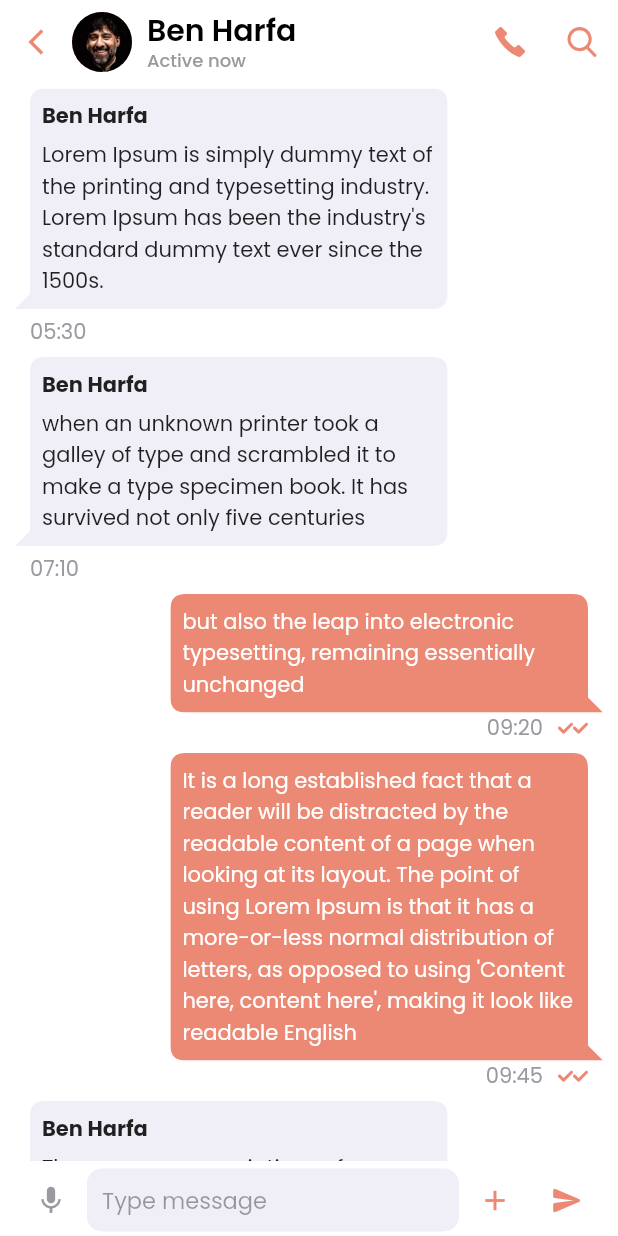
After one commit to BenjaminMahmic/Chat-App-UI, a Flutter app: the screen it shows after launch, after a tap on "Miranda Jones", on a phone screen of 412 x 824 dp. The commit adds this screen. Run offline on Flutter 3.47's test engine with Material 2 defaults, Android fonts, the phone set to English and light mode, and no system bars; our stand-ins replace flutter_svg, google_fonts.

Commit message:
chat screen

```diff
--- a/lib/dummy_data.dart
+++ b/lib/dummy_data.dart
@@ -1,4 +1,5 @@
 import 'package:message_app_ui/models/chat_list_messages_model.dart';
+import 'package:message_app_ui/models/message_model.dart';
 import 'package:message_app_ui/models/story_model.dart';
 
 import 'models/friend_list_model.dart';
@@ -105,6 +106,7 @@ class AppDummyData {
         const Duration(minutes: 35),
       ),
       newMessages: 1,
+      isUserActive: false,
     ),
     ChatListMessagesModel(
       userPhotoUrl: 'assets/pictures/profile_photo_4.jpg',
@@ -113,6 +115,7 @@ class AppDummyData {
       messageTime: DateTime.now().subtract(
         const Duration(hours: 2),
       ),
+      isUserActive: true,
     ),
     ChatListMessagesModel(
       userPhotoUrl: 'assets/pictures/profile_photo_2.jpg',
@@ -121,6 +124,7 @@ class AppDummyData {
       messageTime: DateTime.now().subtract(
         const Duration(hours: 3, minutes: 15),
       ),
+      isUserActive: true,
     ),
     ChatListMessagesModel(
       userPhotoUrl: 'assets/pictures/profile_photo_3.jpg',
@@ -129,6 +133,65 @@ class AppDummyData {
       messageTime: DateTime.now().subtract(
         const Duration(hours: 6, minutes: 2),
       ),
+      isUserActive: false,
+    ),
+  ];
+
+  static List<MessageModel> messages = [
+    MessageModel(
+      userName: 'Ben Harfa',
+      message:
+          'Lorem Ipsum is simply dummy text of the printing and typesetting industry. Lorem Ipsum has been the industry\'s standard dummy text ever since the 1500s.',
+      messageTime: DateTime.now().subtract(
+        const Duration(hours: 5),
+      ),
+      commingMessage: true,
+    ),
+    MessageModel(
+      userName: 'Ben Harfa',
+      message:
+          'when an unknown printer took a galley of type and scrambled it to make a type specimen book. It has survived not only five centuries',
+      messageTime: DateTime.now().subtract(
+        const Duration(hours: 3, minutes: 20),
+      ),
+      commingMessage: true,
+    ),
+    MessageModel(
+      userName: 'Ben Harfa',
+      message:
+          'but also the leap into electronic typesetting, remaining essentially unchanged',
+      messageTime: DateTime.now().subtract(
+        const Duration(hours: 1, minutes: 10),
+      ),
+      commingMessage: false,
+      isMessageReaded: true,
+    ),
+    MessageModel(
+      userName: 'Ben Harfa',
+      message:
+          'It is a long established fact that a reader will be distracted by the readable content of a page when looking at its layout. The point of using Lorem Ipsum is that it has a more-or-less normal distribution of letters, as opposed to using \'Content here, content here\', making it look like readable English',
+      messageTime: DateTime.now().subtract(
+        const Duration(minutes: 45),
+      ),
+      commingMessage: false,
+      isMessageReaded: true,
+    ),
+    MessageModel(
+      userName: 'Ben Harfa',
+      message:
+          'There are many variations of passages of Lorem Ipsum available, but the majority have suffered alteration in some form',
+      messageTime: DateTime.now().subtract(
+        const Duration(minutes: 31),
+      ),
+      commingMessage: true,
+    ),
+    MessageModel(
+      userName: 'Ben Harfa',
+      message: 'Ok 😀',
+      messageTime: DateTime.now().subtract(
+        const Duration(minutes: 45),
+      ),
+      commingMessage: false,
     ),
   ];
 }
--- a/lib/models/chat_list_messages_model.dart
+++ b/lib/models/chat_list_messages_model.dart
@@ -4,6 +4,7 @@ class ChatListMessagesModel {
   final String message;
   final DateTime messageTime;
   final int newMessages;
+  final bool isUserActive;
 
   ChatListMessagesModel({
     required this.userPhotoUrl,
@@ -11,5 +12,6 @@ class ChatListMessagesModel {
     required this.message,
     required this.messageTime,
     this.newMessages = 0,
+    this.isUserActive = false,
   });
 }
--- /dev/null
+++ b/lib/models/message_model.dart
@@ -0,0 +1,15 @@
+class MessageModel {
+  final String userName;
+  final String message;
+  final DateTime messageTime;
+  final bool commingMessage;
+  final bool isMessageReaded;
+
+  MessageModel({
+    required this.userName,
+    required this.message,
+    required this.messageTime,
+    required this.commingMessage,
+    this.isMessageReaded = false,
+  });
+}
--- /dev/null
+++ b/lib/screens/chat_screen/chat_screen.dart
@@ -0,0 +1,165 @@
+import 'package:flutter/material.dart';
+import 'package:flutter_svg/flutter_svg.dart';
+import 'package:message_app_ui/app/app_constatns.dart';
+import 'package:message_app_ui/dummy_data.dart';
+import 'package:message_app_ui/screens/chat_screen/components/comming_message_buble.dart';
+import 'package:message_app_ui/screens/chat_screen/components/message_buble.dart';
+
+class ChatScreen extends StatelessWidget {
+  const ChatScreen({Key? key}) : super(key: key);
+
+  @override
+  Widget build(BuildContext context) {
+    return Scaffold(
+      appBar: _appBar(context),
+      body: Padding(
+        padding: const EdgeInsets.symmetric(horizontal: 10),
+        child: Column(
+          children: [
+            Expanded(
+              child: ListView.builder(
+                itemCount: AppDummyData.messages.length,
+                itemBuilder: (ctx, i) {
+                  if (AppDummyData.messages[i].commingMessage) {
+                    return CommingMessageBuble(
+                      messageModel: AppDummyData.messages[i],
+                    );
+                  } else {
+                    return MessageBuble(
+                      messageModel: AppDummyData.messages[i],
+                    );
+                  }
+                },
+                reverse: false,
+              ),
+            ),
+            SizedBox(
+              height: 50,
+              width: double.infinity,
+              child: Padding(
+                padding: const EdgeInsets.only(top: 5, bottom: 3),
+                child: Row(
+                  children: [
+                    IconButton(
+                      onPressed: () {},
+                      icon: const Icon(
+                        Icons.mic,
+                        color: AppColors.grey,
+                        size: 22,
+                      ),
+                    ),
+                    Expanded(
+                      child: TextField(
+                        decoration: InputDecoration(
+                          hintText: 'Type message',
+                          hintStyle: const TextStyle(
+                            color: Colors.black38,
+                            fontSize: 15,
+                          ),
+                          contentPadding:
+                              const EdgeInsets.fromLTRB(10, 10, 5, 5),
+                          fillColor: AppColors.darkWhite,
+                          filled: true,
+                          border: OutlineInputBorder(
+                            borderRadius: BorderRadius.circular(10),
+                            borderSide: BorderSide.none,
+                          ),
+                        ),
+                        maxLines: 1,
+                      ),
+                    ),
+                    IconButton(
+                      onPressed: () {},
+                      icon: const Icon(
+                        Icons.add,
+                        color: AppColors.rose,
+                        size: 22,
+                      ),
+                    ),
+                    IconButton(
+                      onPressed: () {},
+                      icon: const Icon(
+                        Icons.send_rounded,
+                        color: AppColors.rose,
+                        size: 22,
+                      ),
+                    ),
+                  ],
+                ),
+              ),
+            ),
+          ],
+        ),
+      ),
+    );
+  }
+
+  AppBar _appBar(BuildContext context) {
+    return AppBar(
+      automaticallyImplyLeading: false,
+      backgroundColor: Colors.white,
+      elevation: 0,
+      titleSpacing: 0,
+      title: Row(
+        children: [
+          IconButton(
+            onPressed: () => Navigator.of(context).pop(),
+            icon: const Icon(
+              Icons.arrow_back_ios_new_outlined,
+              color: AppColors.rose,
+              size: 20,
+            ),
+          ),
+          const CircleAvatar(
+            backgroundColor: AppColors.rose,
+            backgroundImage: AssetImage('assets/pictures/profile_photo_4.jpg'),
+          ),
+          const SizedBox(width: 10),
+          Column(
+            crossAxisAlignment: CrossAxisAlignment.start,
+            mainAxisAlignment: MainAxisAlignment.center,
+            children: const [
+              Text(
+                'Ben Harfa',
+                style: TextStyle(
+                    color: Colors.black,
+                    fontWeight: FontWeight.w600,
+                    height: 1.3),
+              ),
+              Text(
+                'Active now',
+                style: TextStyle(
+                  color: AppColors.grey,
+                  fontSize: 12,
+                  height: 1.1,
+                ),
+              ),
+            ],
+          ),
+        ],
+      ),
+      actions: [
+        IconButton(
+          // ignore: avoid_print
+          onPressed: () => print('Call'),
+          icon: SvgPicture.asset(
+            'assets/svg/phone_call.svg',
+            height: 20,
+            width: 20,
+            color: AppColors.rose,
+          ),
+        ),
+        IconButton(
+          // ignore: avoid_print
+          onPressed: () => print('Search'),
+          icon: SvgPicture.asset(
+            'assets/svg/search.svg',
+            height: 20,
+            width: 20,
+            color: AppColors.rose,
+          ),
+        ),
+      ],
+    );
+  }
+}
--- /dev/null
+++ b/lib/screens/chat_screen/components/comming_message_buble.dart
@@ -0,0 +1,85 @@
+import 'package:flutter/material.dart';
+import 'package:intl/intl.dart';
+import 'package:message_app_ui/models/message_model.dart';
+
+import '../../../app/app_constatns.dart';
+
+class CommingMessageBuble extends StatelessWidget {
+  final MessageModel messageModel;
+
+  const CommingMessageBuble({
+    Key? key,
+    required this.messageModel,
+  }) : super(key: key);
+
+  @override
+  Widget build(BuildContext context) {
+    return Padding(
+      padding: const EdgeInsets.symmetric(vertical: 3),
+      child: Align(
+        alignment: Alignment.centerLeft,
+        child: Column(
+          crossAxisAlignment: CrossAxisAlignment.start,
+          children: [
+            ClipPath(
+              clipper: CommingMessageClipper(),
+              child: Container(
+                padding: const EdgeInsets.fromLTRB(18, 8, 8, 8),
+                constraints: BoxConstraints(
+                  maxWidth: MediaQuery.of(context).size.width * .7,
+                ),
+                color: AppColors.darkWhite,
+                child: Column(
+                  crossAxisAlignment: CrossAxisAlignment.start,
+                  children: [
+                    Text(
+                      messageModel.userName,
+                      style: const TextStyle(fontWeight: FontWeight.bold),
+                    ),
+                    const SizedBox(height: 5),
+                    Text(messageModel.message),
+                  ],
+                ),
+              ),
+            ),
+            const SizedBox(height: 5),
+            Padding(
+              padding: const EdgeInsets.only(left: 10),
+              child: Text(
+                DateFormat('HH:mm').format(messageModel.messageTime),
+                style: const TextStyle(color: AppColors.grey),
+              ),
+            ),
+          ],
+        ),
+      ),
+    );
+  }
+}
+
+class CommingMessageClipper extends CustomClipper<Path> {
+  @override
+  Path getClip(Size size) {
+    Path path = Path()..moveTo(10, 0);
+
+    path.lineTo(size.width - 10, 0);
+    path.quadraticBezierTo(size.width, 0, size.width, 10);
+
+    path.lineTo(size.width, size.height - 10);
+    path.quadraticBezierTo(
+        size.width, size.height, size.width - 10, size.height);
+
+    path.lineTo(0, size.height);
+    path.lineTo(10, size.height - 10);
+
+    path.lineTo(10, 10);
+    path.quadraticBezierTo(10, 0, 20, 0);
+
+    return path;
+  }
+
+  @override
+  bool shouldReclip(covariant CustomClipper<Path> oldClipper) {
+    return true;
+  }
+}
--- /dev/null
+++ b/lib/screens/chat_screen/components/message_buble.dart
@@ -0,0 +1,104 @@
+import 'package:flutter/material.dart';
+import 'package:flutter_svg/flutter_svg.dart';
+import 'package:intl/intl.dart';
+import 'package:message_app_ui/models/message_model.dart';
+
+import '../../../app/app_constatns.dart';
+
+class MessageBuble extends StatelessWidget {
+  final MessageModel messageModel;
+
+  const MessageBuble({
+    Key? key,
+    required this.messageModel,
+  }) : super(key: key);
+
+  @override
+  Widget build(BuildContext context) {
+    return Padding(
+      padding: const EdgeInsets.symmetric(vertical: 3),
+      child: Align(
+        alignment: Alignment.centerRight,
+        child: Column(
+          crossAxisAlignment: CrossAxisAlignment.end,
+          children: [
+            ClipPath(
+              clipper: MessageClipper(),
+              child: Container(
+                padding: const EdgeInsets.fromLTRB(8, 8, 18, 8),
+                constraints: BoxConstraints(
+                  maxWidth: MediaQuery.of(context).size.width * .7,
+                  minHeight: 20,
+                ),
+                color: AppColors.rose,
+                child: Text(
+                  messageModel.message,
+                  style: const TextStyle(color: Colors.white),
+                ),
+              ),
+            ),
+            Padding(
+              padding: const EdgeInsets.only(right: 10),
+              child: Row(
+                crossAxisAlignment: CrossAxisAlignment.center,
+                mainAxisAlignment: MainAxisAlignment.end,
+                children: [
+                  Text(
+                    DateFormat('HH:mm').format(messageModel.messageTime),
+                    style: const TextStyle(color: AppColors.grey),
+                  ),
+                  if (messageModel.isMessageReaded)
+                    Padding(
+                      padding: const EdgeInsets.only(left: 10),
+                      child: Row(
+                        children: [
+                          SvgPicture.asset(
+                            'assets/svg/checked.svg',
+                            height: 10,
+                            width: 10,
+                            color: AppColors.rose,
+                          ),
+                          SvgPicture.asset(
+                            'assets/svg/checked.svg',
+                            height: 10,
+                            width: 10,
+                            color: AppColors.rose,
+                          ),
+                        ],
+                      ),
+                    ),
+                ],
+              ),
+            ),
+          ],
+        ),
+      ),
+    );
+  }
+}
+
+class MessageClipper extends CustomClipper<Path> {
+  @override
+  Path getClip(Size size) {
+    Path path = Path()..moveTo(10, 0);
+
+    path.lineTo(size.width - 20, 0);
+    path.quadraticBezierTo(size.width - 10, 0, size.width - 10, 10);
+
+    path.lineTo(size.width - 10, size.height - 10);
+    path.lineTo(size.width, size.height);
+
+    path.lineTo(10, size.height);
+    path.quadraticBezierTo(0, size.height, 0, size.height - 10);
+
+    path.lineTo(0, 10);
+    path.quadraticBezierTo(0, 0, 10, 0);
+
+    return path;
+  }
+
+  @override
+  bool shouldReclip(covariant CustomClipper<Path> oldClipper) {
+    return true;
+  }
+}
--- a/lib/screens/home_screen/components/friends_list.dart
+++ b/lib/screens/home_screen/components/friends_list.dart
@@ -26,12 +26,22 @@ class FriendsList extends StatelessWidget {
           SizedBox(
             height: 60,
             child: ListView.builder(
+              physics: const BouncingScrollPhysics(),
               scrollDirection: Axis.horizontal,
               itemCount: AppDummyData.friendsList.length,
               itemBuilder: (ctx, i) {
-                return FriendsListCard(
-                  friendsListModel: AppDummyData.friendsList[i],
-                );
+                return i == AppDummyData.friendsList.length - 1
+                    ? Padding(
+                        padding: i == AppDummyData.friendsList.length - 1
+                            ? const EdgeInsets.only(right: 15)
+                            : const EdgeInsets.all(0),
+                        child: FriendsListCard(
+                          friendsListModel: AppDummyData.friendsList[i],
+                        ),
+                      )
+                    : FriendsListCard(
+                        friendsListModel: AppDummyData.friendsList[i],
+                      );
               },
             ),
           )
--- a/lib/screens/home_screen/components/recent_conversations.dart
+++ b/lib/screens/home_screen/components/recent_conversations.dart
@@ -1,6 +1,7 @@
 import 'package:flutter/material.dart';
 import 'package:intl/intl.dart';
 import 'package:message_app_ui/models/chat_list_messages_model.dart';
+import 'package:message_app_ui/screens/chat_screen/chat_screen.dart';
 
 import '../../../app/app_constatns.dart';
 import '../../../dummy_data.dart';
@@ -36,9 +37,31 @@ class RecentConversationsCard extends StatelessWidget {
   @override
   Widget build(BuildContext context) {
     return ListTile(
-      leading: CircleAvatar(
-        radius: 25,
-        backgroundImage: AssetImage(chatListMessagesModel.userPhotoUrl),
+      onTap: () => Navigator.of(context).push(
+        MaterialPageRoute(
+          builder: ((ctx) => const ChatScreen()),
+        ),
+      ),
+      leading: Stack(
+        alignment: Alignment.topRight,
+        children: [
+          CircleAvatar(
+            radius: 25,
+            backgroundImage: AssetImage(chatListMessagesModel.userPhotoUrl),
+          ),
+          Positioned(
+            child: CircleAvatar(
+              radius: 6,
+              backgroundColor: Colors.white,
+              child: CircleAvatar(
+                radius: 4,
+                backgroundColor: chatListMessagesModel.isUserActive
+                    ? AppColors.green
+                    : AppColors.grey,
+              ),
+            ),
+          ),
+        ],
       ),
       title: Padding(
         padding: const EdgeInsets.only(bottom: 5),
--- a/lib/screens/home_screen/components/storyes_list.dart
+++ b/lib/screens/home_screen/components/storyes_list.dart
@@ -42,10 +42,18 @@ class StoryesList extends StatelessWidget {
           SizedBox(
             height: 200,
             child: ListView.builder(
+              physics: const BouncingScrollPhysics(),
               scrollDirection: Axis.horizontal,
               itemCount: AppDummyData.storyList.length,
               itemBuilder: (ctx, i) {
-                return StoryCard(
+                return i == AppDummyData.storyList.length - 1
+                    ? Padding(
+                        padding: const EdgeInsets.only(right: 10),
+                        child: StoryCard(
+                          storyModel: AppDummyData.storyList[i],
+                        ),
+                      )
+                    : StoryCard(
                         storyModel: AppDummyData.storyList[i],
                       );
               },
@@ -67,11 +75,10 @@ class StoryCard extends StatelessWidget {
 
   @override
   Widget build(BuildContext context) {
-    return Expanded(
-      child: Container(
-        width: 90,
-        padding: const EdgeInsets.all(10),
-        margin: const EdgeInsets.fromLTRB(15, 10, 0, 10),
+    return Container(
+      width: 95,
+      padding: const EdgeInsets.only(left: 8, bottom: 5),
+      margin: const EdgeInsets.fromLTRB(10, 10, 0, 10),
       decoration: BoxDecoration(
         image: DecorationImage(
           fit: BoxFit.cover,
@@ -111,7 +118,6 @@ class StoryCard extends StatelessWidget {
           ),
         ],
       ),
-      ),
     );
   }
 }
--- a/lib/screens/home_screen/home_screen.dart
+++ b/lib/screens/home_screen/home_screen.dart
@@ -23,6 +23,7 @@ class _HomeScreenState extends State<HomeScreen> {
     return Scaffold(
       appBar: appBar(),
       body: const CustomScrollView(
+        physics: BouncingScrollPhysics(),
         slivers: [
           SliverSizedBox(height: 10),
           StoryesList(),
@@ -33,7 +34,7 @@ class _HomeScreenState extends State<HomeScreen> {
             child: Padding(
               padding: EdgeInsets.fromLTRB(15, 0, 0, 10),
               child: Text(
-                'Recent Conversation',
+                'Recent Conversations',
                 style: TextStyle(color: AppColors.grey),
               ),
             ),
@@ -85,11 +86,13 @@ class _HomeScreenState extends State<HomeScreen> {
           ),
         ],
       ),
-      actions: const [
+      actions: [
         Padding(
-          padding: EdgeInsets.only(right: 15),
-          child: Icon(
-            Icons.search,
+          padding: const EdgeInsets.only(right: 15),
+          child: SvgPicture.asset(
+            'assets/svg/search.svg',
+            height: 24,
+            width: 24,
             color: AppColors.rose,
           ),
         ),
```
Also changed, not shown: assets/svg/checked.svg (added), assets/svg/phone_call.svg (added), assets/svg/search.svg (added), assets/svg/send_arrow.svg (added). Lines whose indentation alone changed are shown as unchanged.
